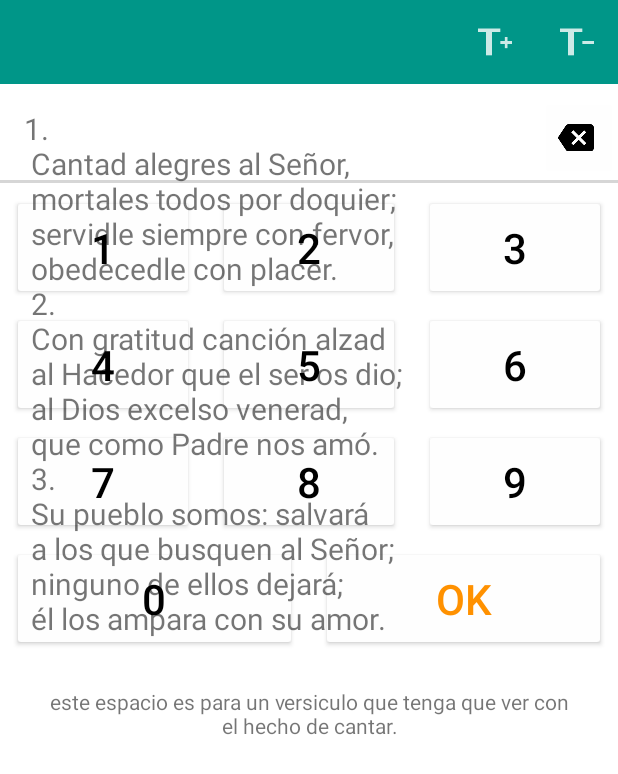
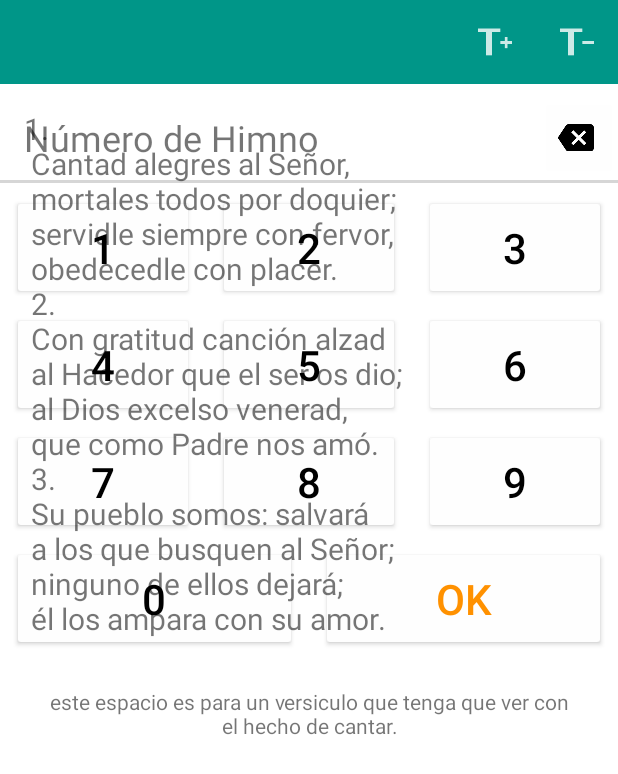
Before and after one commit to IronDroid/HIAD, an Android app: the screen it shows after launch (MainActivity), on a phone screen of 412 x 824 dp. Shown: the top 774 px of the screen. Run offline under Robolectric (Android 15) with nearby library versions, the light colour scheme and no system bars; libraries missing offline, so code that uses them is left out: com.sothree.slidinguppanel; plain views replace SlidingUpPanelLayout; 2 statements that could not run were skipped.

Commit message:
more issues of design

```diff
--- a/app/build.gradle
+++ b/app/build.gradle
@@ -2,7 +2,7 @@ apply plugin: 'com.android.application'
 
 android {
     compileSdkVersion 23
-    buildToolsVersion "23.0.1"
+    buildToolsVersion "23.0.2"
 
     defaultConfig {
         applicationId "org.ajcm.hiad"
@@ -26,5 +26,6 @@ dependencies {
     compile 'com.android.support:appcompat-v7:23.1.1'
     compile 'com.android.support:support-v4:23.1.1'
     compile 'com.android.support:design:23.1.1'
+    compile 'com.android.support:support-annotations:23.1.1'
     compile 'com.sothree.slidinguppanel:library:3.2.0'
 }
--- a/app/src/main/res/layout/activity_main.xml
+++ b/app/src/main/res/layout/activity_main.xml
@@ -34,6 +34,17 @@
                 android:paddingLeft="16dp"
                 android:paddingRight="64dp"
                 android:singleLine="true"
+                android:textSize="24sp" />
+
+            <TextView
+                android:id="@+id/placeholder_himno"
+                android:layout_width="match_parent"
+                android:layout_height="?attr/actionBarSize"
+                android:gravity="center_vertical"
+                android:paddingLeft="16dp"
+                android:paddingRight="56dp"
+                android:singleLine="true"
+                android:text="@string/placeholder_himno"
                 android:textSize="24sp" />
 
             <ImageButton
--- a/app/src/main/res/values/strings.xml
+++ b/app/src/main/res/values/strings.xml
@@ -4,4 +4,6 @@
     <string name="about_string">Acerca de...</string>
     <string name="minus_size_string">Reducir tamaño</string>
     <string name="plus_size_string">Aumentar tamaño</string>
+    <string name="action_search">Busqueda de himnos</string>
+    <string name="placeholder_himno">Número de Himno</string>
 </resources>
```
Also changed, not shown: app/src/main/AndroidManifest.xml (+4 -3 lines), app/src/main/java/org/ajcm/hiad/MainActivity.java (+17 -1 lines), app/src/main/java/org/ajcm/hiad/SearchActivity.java (added, +49 -0 lines), app/src/main/res/layout/activity_search.xml (added, +12 -0 lines), app/src/main/res/menu/menu_search.xml (added, +10 -0 lines).
